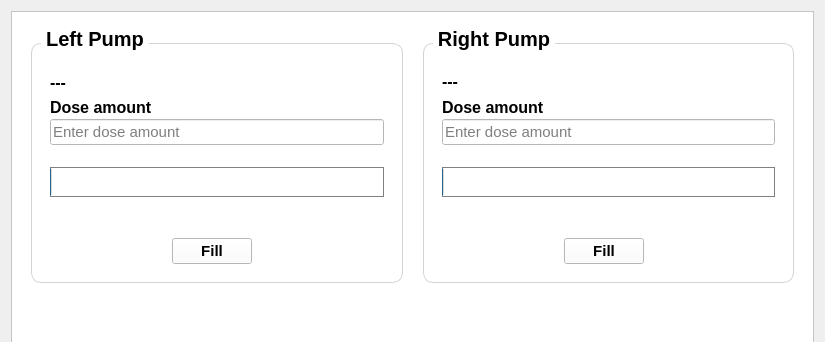
Above: uiFiles/instantDose.ui from Rex-Honey/medidozeNoDb before the change; both pictures show x 0 to 825 and y 0 to 342 of the 825 by 562 pixel window. Below: the same form after it.
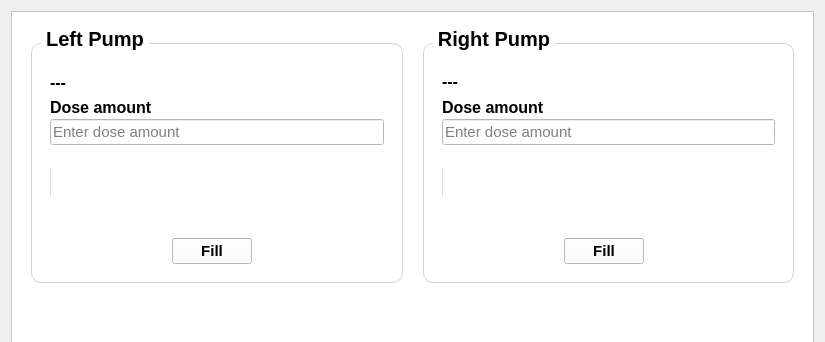
That is the form after the change.

Commit message:
Enhance InstantDoseWindow with progress bar integration
- Added QProgressBar to the InstantDoseWindow for better user feedback during the filling process.
- Updated responseInstantFill method to accept a progress bar parameter, allowing dynamic updates to the progress bar based on operation status.
- Refactored fillInstantDoseWorker method to emit progress bar updates alongside success/error signals.
- Adjusted UI styles for progress bars to improve visual consistency and user experience.

Diff of the .ui file:
```diff
--- a/uiFiles/instantDose.ui
+++ b/uiFiles/instantDose.ui
@@ -236,7 +236,7 @@
                   </size>
                  </property>
                  <property name="styleSheet">
-                  <string notr="true">border:1px solid grey;border-radius:none</string>
+                  <string notr="true">border:None;</string>
                  </property>
                  <property name="value">
                   <number>0</number>
@@ -521,7 +521,7 @@
                   </size>
                  </property>
                  <property name="styleSheet">
-                  <string notr="true">border:1px solid grey;border-radius:none</string>
+                  <string notr="true">border:none;</string>
                  </property>
                  <property name="value">
                   <number>0</number>
```
The commit also changes 1 other file.
